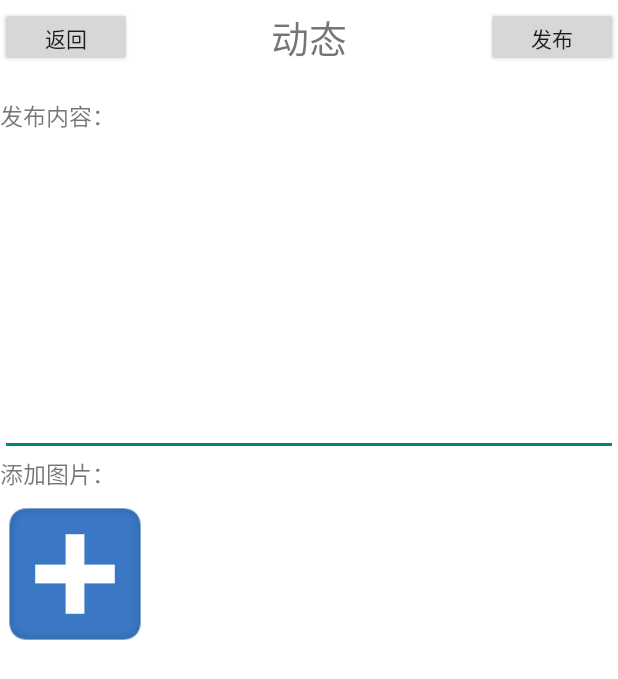
After one commit to Json-w/TvShowsAndroid, an Android app: the SendActivity screen opened directly, with no data from a screen before it, on a phone screen of 412 x 824 dp. The commit adds this screen. Shown: the top 679 px of the screen. Run offline under Robolectric (Android 15) with nearby library versions, the phone set to English and light mode, and no system bars; network calls fail.

Commit message:
add sendActivity

```diff
--- a/app/src/main/AndroidManifest.xml
+++ b/app/src/main/AndroidManifest.xml
@@ -16,10 +16,10 @@
         <activity
             android:name=".activities.MainActivity"
             android:label="@string/app_name"
-            android:theme="@style/Theme.AppCompat.NoActionBar"></activity>
+            android:theme="@style/Theme.AppCompat.NoActionBar" />
         <activity
             android:name=".activities.DetailTvShowActivity"
-            android:theme="@style/Theme.AppCompat.NoActionBar"></activity>
+            android:theme="@style/Theme.AppCompat.NoActionBar" />
         <activity
             android:name=".activities.LoginActivity"
             android:theme="@style/Theme.AppCompat.NoActionBar">
@@ -29,6 +29,11 @@
                 <category android:name="android.intent.category.LAUNCHER" />
             </intent-filter>
         </activity>
+        <activity
+            android:name=".activities.SendActivity"
+            android:configChanges="orientation|keyboardHidden|screenSize"
+            android:label="@string/title_activity_send"
+            android:theme="@style/FullscreenTheme"></activity>
     </application>
 
 </manifest>
--- /dev/null
+++ b/app/src/main/java/com/example/jason/helloworld/activities/SendActivity.java
@@ -0,0 +1,16 @@
+package com.example.jason.helloworld.activities;
+
+import android.os.Bundle;
+import android.support.v7.app.AppCompatActivity;
+
+import com.example.jason.helloworld.R;
+
+public class SendActivity extends AppCompatActivity {
+
+    @Override
+    protected void onCreate(Bundle savedInstanceState) {
+        super.onCreate(savedInstanceState);
+        setContentView(R.layout.activity_send);
+    }
+
+}
--- a/app/src/main/java/com/example/jason/helloworld/fragments/PersonalFragment.java
+++ b/app/src/main/java/com/example/jason/helloworld/fragments/PersonalFragment.java
@@ -1,5 +1,6 @@
 package com.example.jason.helloworld.fragments;
 
+import android.content.Intent;
 import android.os.Bundle;
 import android.support.v4.app.Fragment;
 import android.view.LayoutInflater;
@@ -14,6 +15,7 @@ import android.widget.Toast;
 import com.android.volley.RequestQueue;
 import com.android.volley.toolbox.Volley;
 import com.example.jason.helloworld.R;
+import com.example.jason.helloworld.activities.SendActivity;
 import com.example.jason.helloworld.adapters.PersonalGridViewAdapter;
 import com.example.jason.helloworld.model.TvShowActivity;
 
@@ -49,6 +51,9 @@ public class PersonalFragment extends Fragment implements AdapterView.OnItemClic
 
     @Override
     public void onItemClick(AdapterView<?> parent, View view, int position, long id) {
+        if (position == 0) {
+            startActivity(new Intent(getContext(), SendActivity.class));
+        }
         Toast.makeText(getContext(), "你点击了" + position, Toast.LENGTH_SHORT).show();
     }
 }
--- /dev/null
+++ b/app/src/main/res/layout/activity_send.xml
@@ -0,0 +1,76 @@
+<LinearLayout xmlns:android="http://schemas.android.com/apk/res/android"
+    xmlns:tools="http://schemas.android.com/tools"
+    android:layout_width="match_parent"
+    android:layout_height="match_parent"
+    android:background="@color/bg_white"
+    android:orientation="vertical"
+    tools:context="com.example.jason.helloworld.activities.SendActivity">
+
+    <RelativeLayout
+        android:layout_width="match_parent"
+        android:layout_height="50dp"
+        android:orientation="horizontal">
+
+        <Button
+            android:id="@+id/button"
+            android:layout_width="wrap_content"
+            android:layout_height="40dp"
+            android:layout_alignParentLeft="true"
+            android:layout_alignParentStart="true"
+            android:layout_centerVertical="true"
+            android:layout_gravity="center"
+            android:text="返回" />
+
+        <TextView
+            android:layout_width="wrap_content"
+            android:layout_height="wrap_content"
+            android:layout_centerHorizontal="true"
+            android:layout_centerVertical="true"
+            android:layout_gravity="center"
+            android:gravity="center"
+            android:text="动态"
+            android:textSize="25sp" />
+
+        <Button
+            android:layout_width="wrap_content"
+            android:layout_height="40dp"
+            android:layout_alignParentEnd="true"
+            android:layout_alignParentRight="true"
+            android:layout_alignTop="@+id/button"
+            android:layout_gravity="center"
+            android:text="发布" />
+    </RelativeLayout>
+
+    <LinearLayout
+        android:layout_width="match_parent"
+        android:layout_height="match_parent"
+        android:layout_marginTop="15dp"
+        android:orientation="vertical">
+
+        <TextView
+            android:layout_width="wrap_content"
+            android:layout_height="wrap_content"
+            android:text="发布内容："
+            android:textSize="15sp" />
+
+        <EditText
+            android:id="@+id/send_content"
+            android:layout_width="match_parent"
+            android:layout_height="200dp"
+            android:layout_marginTop="15dp"
+            android:gravity="top" />
+
+        <TextView
+            android:layout_width="wrap_content"
+            android:layout_height="wrap_content"
+            android:text="添加图片："
+            android:textSize="15sp" />
+
+        <ImageView
+            android:id="@+id/send_img"
+            android:layout_width="100dp"
+            android:layout_height="100dp"
+            android:layout_marginTop="5dp"
+            android:src="@mipmap/add_pic" />
+    </LinearLayout>
+</LinearLayout>
--- a/app/src/main/res/values/strings.xml
+++ b/app/src/main/res/values/strings.xml
@@ -26,4 +26,6 @@
     <string name="title_activity_detail_tv_show_activityd">DetailTvShowActivityd</string>
     <string name="dummy_button">Dummy Button</string>
     <string name="dummy_content">DUMMY\nCONTENT</string>
+
+    <string name="title_activity_send">SendActivity</string>
 </resources>
```
